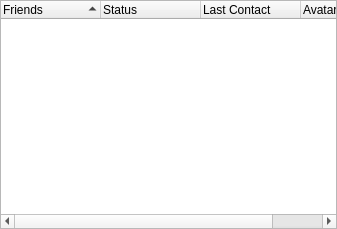
Above: retroshare-gui/src/gui/common/FriendList.ui from RetroShare/RetroShare before the change. Below: the same form after it.
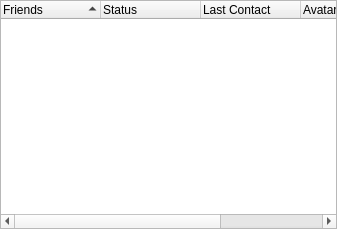
That is the form after the change. Icons and pictures are not drawn.

Commit message: added column with IP for connected peers (modified patch from Phenom)

What changed in the file:
```diff
--- a/retroshare-gui/src/gui/common/FriendList.ui
+++ b/retroshare-gui/src/gui/common/FriendList.ui
@@ -51,7 +51,7 @@
       <bool>false</bool>
      </property>
      <property name="columnCount">
-      <number>4</number>
+      <number>5</number>
      </property>
      <attribute name="headerStretchLastSection">
       <bool>false</bool>
@@ -76,6 +76,11 @@
        <string>Avatar</string>
       </property>
      </column>
+     <column>
+      <property name="text">
+       <string>IP</string>
+      </property>
+     </column>
     </widget>
    </item>
   </layout>
```
Left out of the diff: 22 changed lines with no effect on the pictures. The commit also changes 2 other files.
